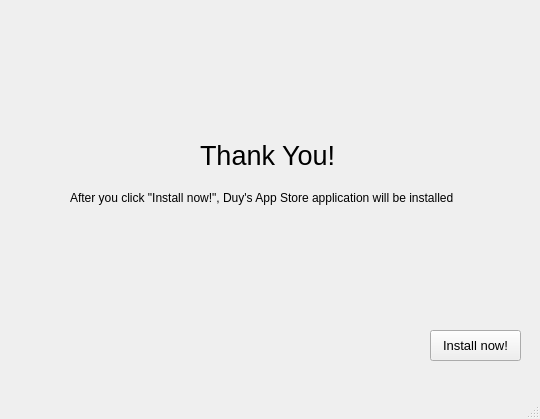
Qt form PTI/SPCK/GUI/Setup3.ui (GreenSystemDuy08/TL-C4K-PTI01) before a commit.
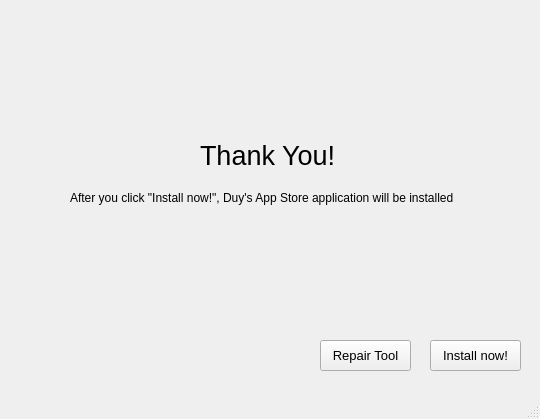
The same form after that commit. Icons and pictures are not drawn.

```diff
--- a/PTI/SPCK/GUI/Setup3.ui
+++ b/PTI/SPCK/GUI/Setup3.ui
@@ -36,7 +36,7 @@
     <property name="geometry">
      <rect>
       <x>430</x>
-      <y>330</y>
+      <y>340</y>
       <width>91</width>
       <height>31</height>
      </rect>
@@ -87,6 +87,24 @@
      <string>After you click &quot;Install now!&quot;, Duy's App Store application will be installed</string>
     </property>
    </widget>
+   <widget class="QPushButton" name="bt_repair">
+    <property name="geometry">
+     <rect>
+      <x>320</x>
+      <y>340</y>
+      <width>91</width>
+      <height>31</height>
+     </rect>
+    </property>
+    <property name="font">
+     <font>
+      <pointsize>10</pointsize>
+     </font>
+    </property>
+    <property name="text">
+     <string>Repair Tool</string>
+    </property>
+   </widget>
   </widget>
   <widget class="QMenuBar" name="menubar">
    <property name="geometry">
```
Left out of the diff: 6 changed lines with no effect on the pictures.
